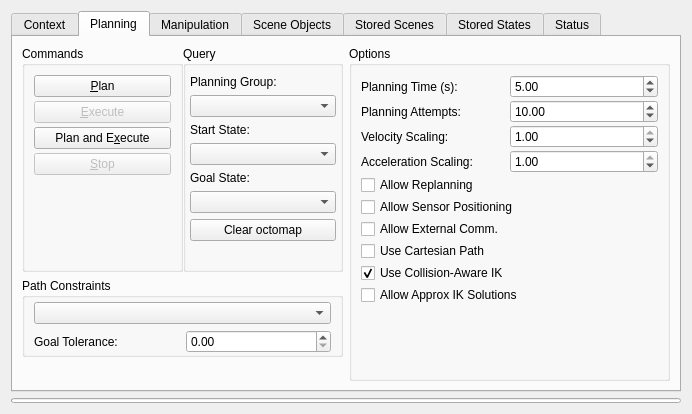
Above: moveit_ros/visualization/motion_planning_rviz_plugin/src/ui/motion_planning_rviz_plugin_frame.ui from moveit/moveit before the change. Below: the same form after it.
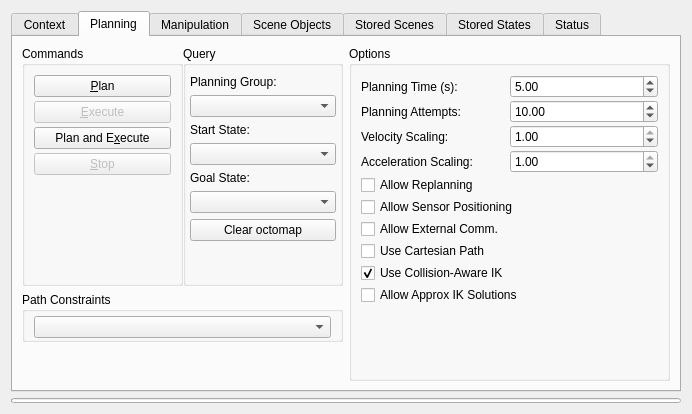
That is the form after the change. The open tabs and pages were chosen to show the change. Custom widgets are drawn as their Qt base class.

Commit message: Remove the "Goal Constraints" GUI field

What changed in the file:
```diff
--- a/moveit_ros/visualization/motion_planning_rviz_plugin/src/ui/motion_planning_rviz_plugin_frame.ui
+++ b/moveit_ros/visualization/motion_planning_rviz_plugin/src/ui/motion_planning_rviz_plugin_frame.ui
@@ -519,20 +519,6 @@
             <item>
              <widget class="QComboBox" name="path_constraints_combo_box"/>
             </item>
-            <item>
-             <layout class="QHBoxLayout" name="horizontalLayout_11">
-              <item>
-               <widget class="QLabel" name="label_6">
-                <property name="text">
-                 <string>Goal Tolerance:</string>
-                </property>
-               </widget>
-              </item>
-              <item>
-               <widget class="QDoubleSpinBox" name="goal_tolerance"/>
-              </item>
-             </layout>
-            </item>
            </layout>
           </widget>
          </item>
```
Left out of the diff: 1 changed line with no effect on the pictures. The commit also changes 2 other files.
